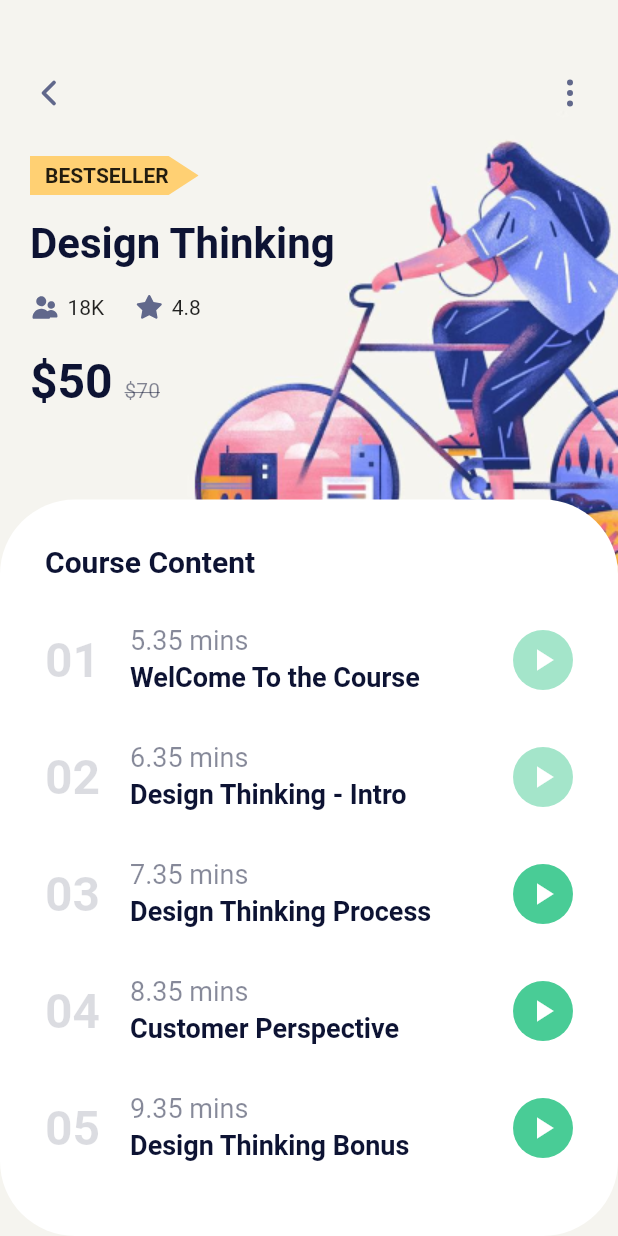
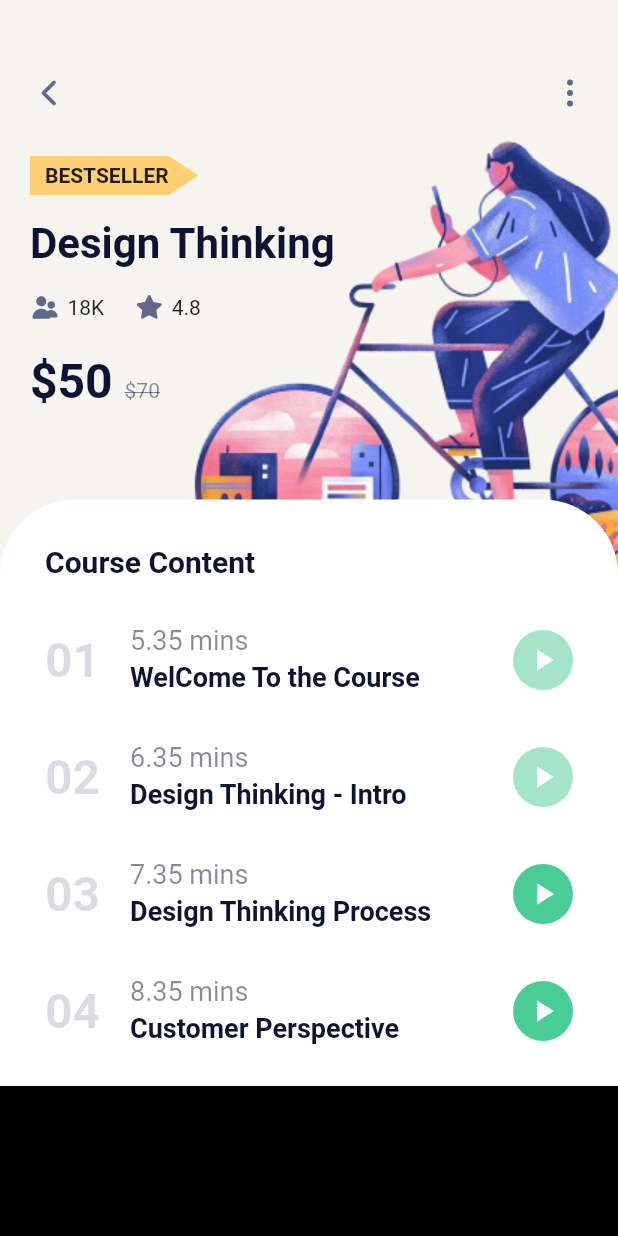
Before and after one commit to JARNBOY/CourseOnlineApp_flutter, a Flutter app: the screen it shows after launch, on a phone screen of 412 x 824 dp. Run offline on Flutter 3.47's test engine with Material 2 defaults, Android fonts, the phone set to English and light mode, and no system bars; our stand-ins replace flutter_svg.

Commit message:
add stack view in column

```diff
--- a/couseonlineapp_flutter/lib/detailScreen.dart
+++ b/couseonlineapp_flutter/lib/detailScreen.dart
@@ -80,7 +80,9 @@ class DetailScreen extends StatelessWidget {
                 decoration: BoxDecoration(
                     borderRadius: BorderRadius.circular(50),
                     color: Colors.white),
-                child: Padding(
+                child: Stack(
+                  children: [
+                    Padding(
                       padding: const EdgeInsets.all(30.0),
                       child: Column(
                         crossAxisAlignment: CrossAxisAlignment.start,
@@ -119,6 +121,18 @@ class DetailScreen extends StatelessWidget {
                           )
                         ],
                       ),
+                    ),
+                    Positioned(
+                      right: 0,
+                      left: 0,
+                      bottom: 0,
+                      child: Container(
+                        height: 100,
+                        width: double.infinity,
+                        color: Colors.black,
+                      ),
+                    ),
+                  ],
                 ),
               ),
             )
```
Lines whose indentation alone changed are shown as unchanged.
